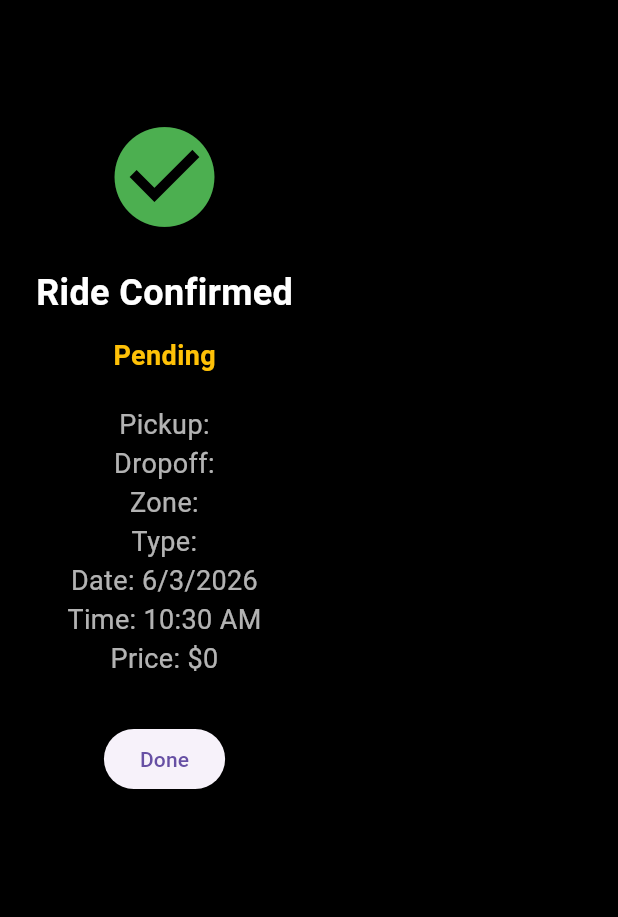
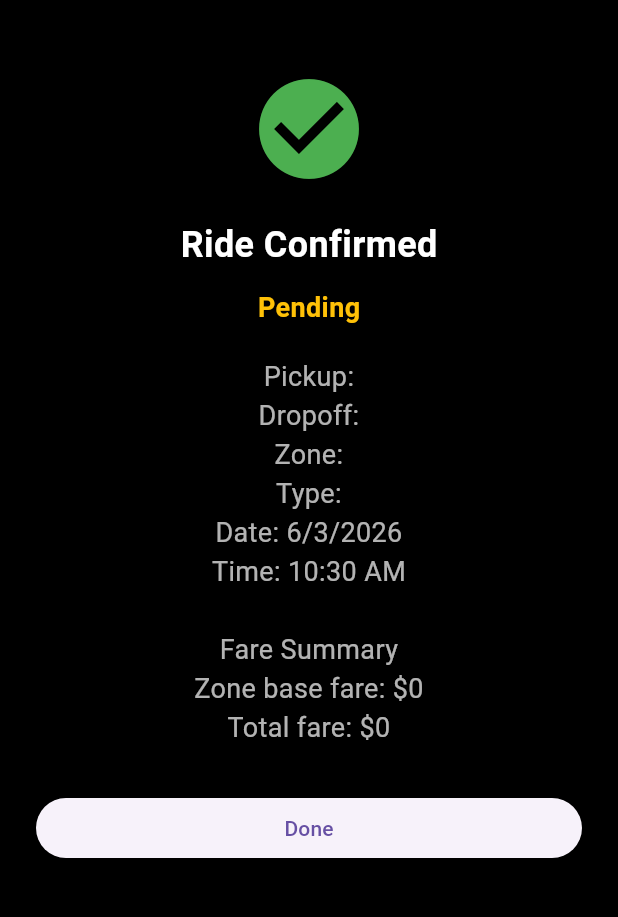
Before and after one commit to christea-oss/speedy_trips, a Flutter app: the RideSuccessScreen screen opened directly with empty values, on a phone screen of 412 x 824 dp, the part 63-980 px from its top. Run offline on Flutter 3.47's test engine with Material 3 defaults, Android fonts, the phone set to English and light mode, and no system bars; our stand-ins replace cloud_firestore, firebase_auth, firebase_core; accounts and stored records are empty.

Commit message:
Day 9 pricing engine complete

```diff
--- a/lib/screens/driver/driver_home.dart
+++ b/lib/screens/driver/driver_home.dart
@@ -610,7 +610,7 @@ class _DriverHomeState extends State<DriverHome> {
           _rideDetail('Dropoff', ride.dropoffLocation),
           _rideDetail('Service area', ride.zone),
           _rideDetail('Ride type', ride.rideType),
-          _rideDetail('Price', ride.priceLabel),
+          _rideDetail('Fare', ride.priceLabel),
           if (actions.isNotEmpty) ...[
             const SizedBox(height: 16),
             Column(
--- a/lib/screens/shared/ride_success_screen.dart
+++ b/lib/screens/shared/ride_success_screen.dart
@@ -4,6 +4,7 @@ import '../../models/ride.dart';
 import '../../models/ride_status.dart';
 import '../../models/vehicle_type.dart';
 import '../../repositories/ride_repository.dart';
+import '../../services/pricing_engine.dart';
 import '../rider/trip_complete.dart';
 
 class RideSuccessScreen extends StatelessWidget {
@@ -21,6 +22,11 @@ class RideSuccessScreen extends StatelessWidget {
       initialData: ride,
       builder: (context, snapshot) {
         final currentRide = snapshot.data ?? ride;
+        final fareEstimate = PricingEngine.estimate(
+          zone: currentRide.zone,
+          pickupLocation: currentRide.pickupLocation,
+          rideType: currentRide.rideType,
+        );
 
         return Scaffold(
           backgroundColor: Colors.black,
@@ -29,13 +35,23 @@ class RideSuccessScreen extends StatelessWidget {
             backgroundColor: Colors.black,
           ),
           body: SafeArea(
-            child: SingleChildScrollView(
+            child: LayoutBuilder(
+              builder: (context, constraints) {
+                return SingleChildScrollView(
                   physics: const AlwaysScrollableScrollPhysics(),
-              padding: const EdgeInsets.all(24),
+                  padding: const EdgeInsets.fromLTRB(24, 32, 24, 40),
+                  child: ConstrainedBox(
+                    constraints: BoxConstraints(
+                      minHeight: constraints.maxHeight,
+                    ),
                     child: Column(
+                      mainAxisSize: MainAxisSize.min,
                       children: [
-                  const SizedBox(height: 40),
-                  const Icon(Icons.check_circle, color: Colors.green, size: 80),
+                        const Icon(
+                          Icons.check_circle,
+                          color: Colors.green,
+                          size: 80,
+                        ),
                         const SizedBox(height: 20),
                         const Text(
                           'Ride Confirmed',
@@ -62,12 +78,17 @@ class RideSuccessScreen extends StatelessWidget {
                           'Type: ${currentRide.rideType}\n'
                           '${currentRide.scheduledDate != null ? "Date: ${currentRide.scheduledDate!.month}/${currentRide.scheduledDate!.day}/${currentRide.scheduledDate!.year}\n" : ""}'
                           '${currentRide.scheduledTime != null ? "Time: ${currentRide.scheduledTime!.format(context)}\n" : ""}'
-                    'Price: ${currentRide.priceLabel}',
-                    style: const TextStyle(color: Colors.white70, fontSize: 18),
+                          '\n${_fareSummary(currentRide, fareEstimate)}',
+                          style: const TextStyle(
+                            color: Colors.white70,
+                            fontSize: 18,
+                          ),
                           textAlign: TextAlign.center,
                         ),
                         const SizedBox(height: 30),
-                  ElevatedButton(
+                        SizedBox(
+                          width: double.infinity,
+                          child: ElevatedButton(
                             onPressed: () {
                               if (currentRide.status == RideStatus.completed) {
                                 Navigator.pushReplacement(
@@ -93,13 +114,38 @@ class RideSuccessScreen extends StatelessWidget {
                                   : 'Done',
                             ),
                           ),
-                  const SizedBox(height: 40),
+                        ),
                       ],
                     ),
+                  ),
+                );
+              },
             ),
           ),
         );
       },
     );
   }
+
+  String _fareSummary(Ride ride, FareEstimate estimate) {
+    final lines = [
+      'Fare Summary',
+      'Zone base fare: ${PricingEngine.formatCurrency(estimate.baseFare)}',
+    ];
+
+    if (estimate.hasAirportPickupFee) {
+      lines.add(
+        'Airport pickup fee: ${PricingEngine.formatCurrency(estimate.airportPickupFee)}',
+      );
     }
+
+    if (estimate.hasScheduledRideFee) {
+      lines.add(
+        'Scheduled ride fee: ${PricingEngine.formatCurrency(estimate.scheduledRideFee)}',
+      );
+    }
+
+    lines.add('Total fare: ${ride.priceLabel}');
+    return lines.join('\n');
+  }
+}
--- /dev/null
+++ b/lib/services/pricing_engine.dart
@@ -0,0 +1,65 @@
+class FareEstimate {
+  final int baseFare;
+  final int airportPickupFee;
+  final int scheduledRideFee;
+
+  const FareEstimate({
+    required this.baseFare,
+    required this.airportPickupFee,
+    required this.scheduledRideFee,
+  });
+
+  int get total => baseFare + airportPickupFee + scheduledRideFee;
+
+  bool get hasAirportPickupFee => airportPickupFee > 0;
+
+  bool get hasScheduledRideFee => scheduledRideFee > 0;
+}
+
+class PricingEngine {
+  const PricingEngine._();
+
+  static const int airportPickupFee = 10;
+  static const int scheduledRideFee = 5;
+
+  static const Map<String, int> zoneBaseFares = {
+    'Zone 1 - Central Birmingham': 25,
+    'Zone 2 - South Metro': 35,
+    'Zone 3 - Hoover Corridor': 45,
+    'Zone 4 - North Corridor': 50,
+    'Zone 5 - East Corridor': 50,
+    'Zone 6 - West Corridor': 55,
+    'Zone 7 - Tuscaloosa Route': 90,
+    'Zone 8 - Alabama Statewide': 125,
+  };
+
+  static FareEstimate estimate({
+    required String? zone,
+    required String pickupLocation,
+    required String rideType,
+  }) {
+    final isScheduledRide = rideType.toLowerCase().contains('scheduled');
+
+    return FareEstimate(
+      baseFare: zone == null ? 0 : zoneBaseFares[zone] ?? 0,
+      airportPickupFee:
+          isAirportPickup(pickupLocation) ? airportPickupFee : 0,
+      scheduledRideFee: isScheduledRide ? scheduledRideFee : 0,
+    );
+  }
+
+  static bool isAirportPickup(String value) {
+    final normalizedValue = _normalizeLocation(value);
+    return normalizedValue.contains('bhm') ||
+        normalizedValue.contains('birmingham airport') ||
+        normalizedValue.contains('airport') ||
+        normalizedValue.contains('door 4l') ||
+        normalizedValue.contains('dl door 4l');
+  }
+
+  static String formatCurrency(int value) => '\$$value';
+
+  static String _normalizeLocation(String value) {
+    return value.toLowerCase().replaceAll(RegExp(r'[^a-z0-9]+'), ' ').trim();
+  }
+}
```
Also changed, not shown: lib/screens/rider/my_rides.dart (+12 -0 lines), lib/screens/rider/rider_home.dart (+122 -82 lines). Lines whose indentation alone changed are shown as unchanged.
